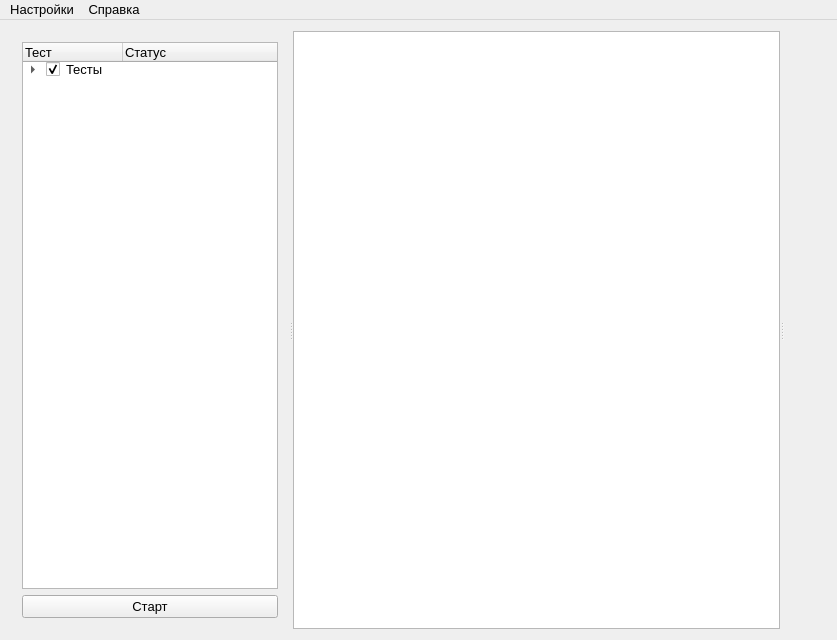
The window that ui/mainwindow.ui (irsural/clb_autocheck) describes before a commit, drawn with Qt 5.
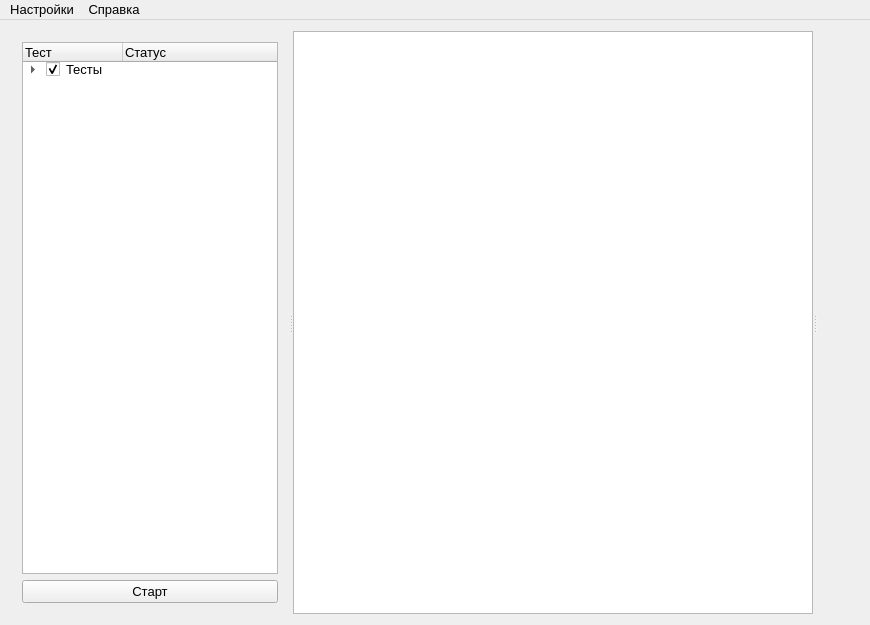
The same window after the commit.

What changed in the file:
```diff
--- a/ui/mainwindow.ui
+++ b/ui/mainwindow.ui
@@ -6,8 +6,8 @@
    <rect>
     <x>0</x>
     <y>0</y>
-    <width>837</width>
-    <height>640</height>
+    <width>870</width>
+    <height>625</height>
    </rect>
   </property>
   <property name="font">
@@ -378,7 +378,7 @@
     <rect>
      <x>0</x>
      <y>0</y>
-     <width>837</width>
+     <width>870</width>
      <height>21</height>
     </rect>
    </property>
```
